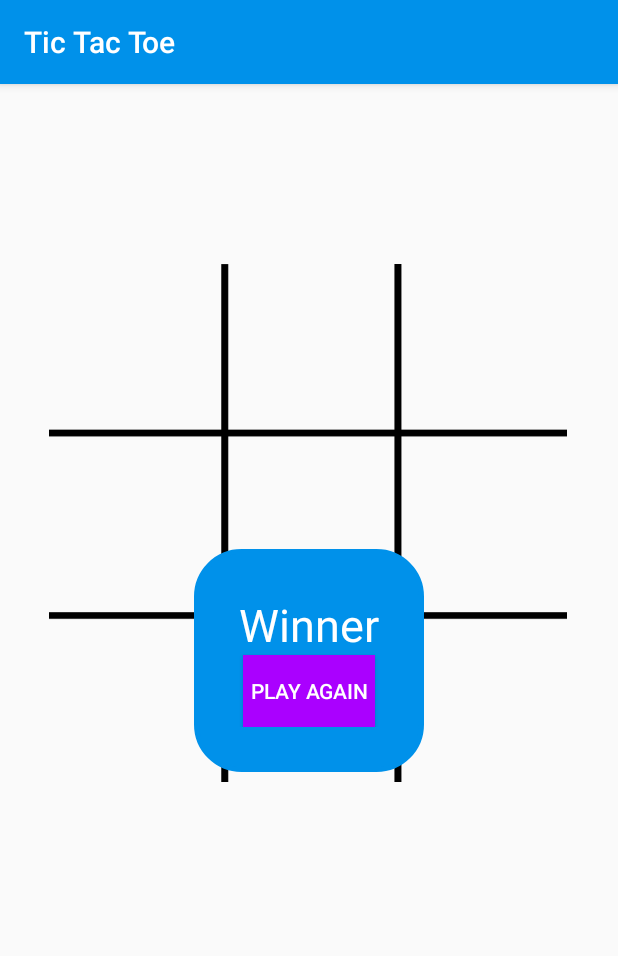
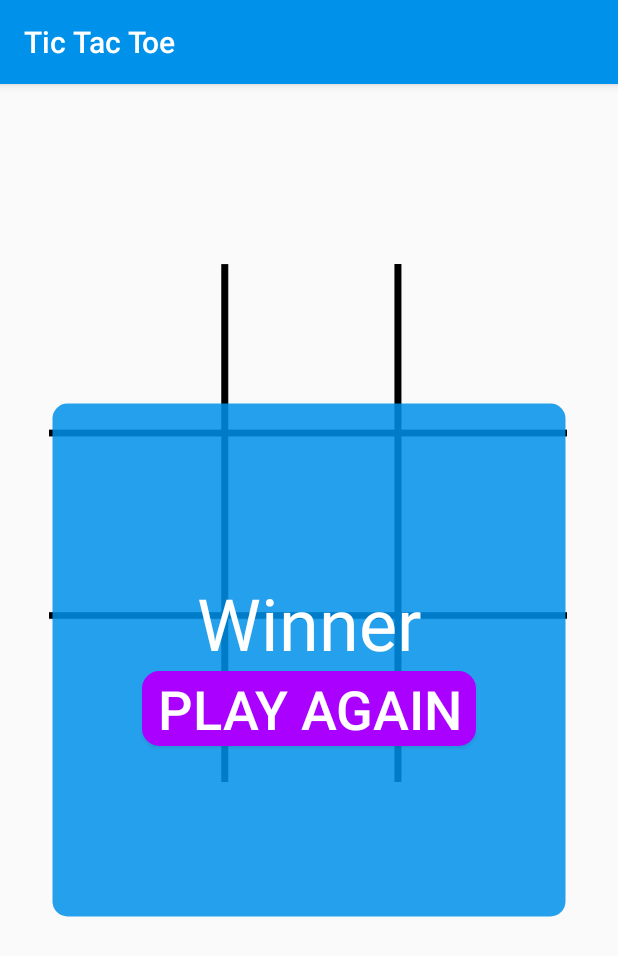
Before and after one commit to DebdutBiswas/AndroidTrainning, an Android app: the screen it shows after launch (MainActivity), on a phone screen of 412 x 824 dp. Shown: the top 956 px of the screen. Run offline under Robolectric (Android 15) with nearby library versions, the phone set to English and light mode, and no system bars.

Commit message:
Tic Tac Toe Play Again Redesigned

```diff
--- /dev/null
+++ b/TicTacToe/app/src/main/res/drawable-v24/play_again_button_bg.xml
@@ -0,0 +1,21 @@
+<?xml version="1.0" encoding="UTF-8"?>
+<shape xmlns:android="http://schemas.android.com/apk/res/android">
+    <solid
+        android:color="#AA00FF" />
+
+    <stroke
+        android:width="3dp"
+        android:color="#AA00FF" />
+
+    <padding
+        android:left="10dp"
+        android:top="1dp"
+        android:right="10dp"
+        android:bottom="1dp" />
+
+    <corners
+        android:bottomRightRadius="10dp"
+        android:bottomLeftRadius="10dp"
+        android:topLeftRadius="10dp"
+        android:topRightRadius="10dp" />
+</shape>
--- a/TicTacToe/app/src/main/res/drawable-v24/rounded_corner.xml
+++ b/TicTacToe/app/src/main/res/drawable-v24/play_again_layout_bg.xml
@@ -1,11 +1,11 @@
 <?xml version="1.0" encoding="UTF-8"?>
 <shape xmlns:android="http://schemas.android.com/apk/res/android">
     <solid
-        android:color="#0091EA" />
+        android:color="#D90091EA" />
 
     <stroke
         android:width="3dp"
-        android:color="#0091EA" />
+        android:color="#000091EA" />
 
     <padding
         android:left="1dp"
@@ -14,8 +14,8 @@
         android:bottom="1dp" />
 
     <corners
-        android:bottomRightRadius="30dp"
-        android:bottomLeftRadius="30dp"
-        android:topLeftRadius="30dp"
-        android:topRightRadius="30dp" />
+        android:bottomRightRadius="10dp"
+        android:bottomLeftRadius="10dp"
+        android:topLeftRadius="10dp"
+        android:topRightRadius="10dp" />
 </shape>
--- a/TicTacToe/app/src/main/res/layout/activity_main.xml
+++ b/TicTacToe/app/src/main/res/layout/activity_main.xml
@@ -113,11 +113,12 @@
 
     <LinearLayout
         android:id="@+id/playAgainLayout"
-        android:layout_width="wrap_content"
-        android:layout_height="wrap_content"
+        android:layout_width="345dp"
+        android:layout_height="345dp"
         android:layout_centerHorizontal="true"
         android:layout_centerVertical="true"
-        android:background="@drawable/rounded_corner"
+        android:background="@drawable/play_again_layout_bg"
+        android:gravity="center"
         android:orientation="vertical"
         android:padding="30dp"
         app:layout_constraintBottom_toBottomOf="parent"
@@ -132,7 +133,7 @@
             android:layout_gravity="center"
             android:text="Winner"
             android:textColor="#FFFFFF"
-            android:textSize="30sp" />
+            android:textSize="48sp" />
 
         <Button
             android:id="@+id/playAgainButton"
@@ -140,10 +141,11 @@
             android:layout_height="wrap_content"
             android:layout_below="@+id/winnerTextView"
             android:layout_gravity="center"
-            android:background="#AA00FF"
+            android:background="@drawable/play_again_button_bg"
             android:onClick="playAgain"
             android:text="Play Again"
-            android:textColor="#FFFFFF" />
+            android:textColor="#FFFFFF"
+            android:textSize="36sp" />
 
     </LinearLayout>
 </android.support.constraint.ConstraintLayout>
```
